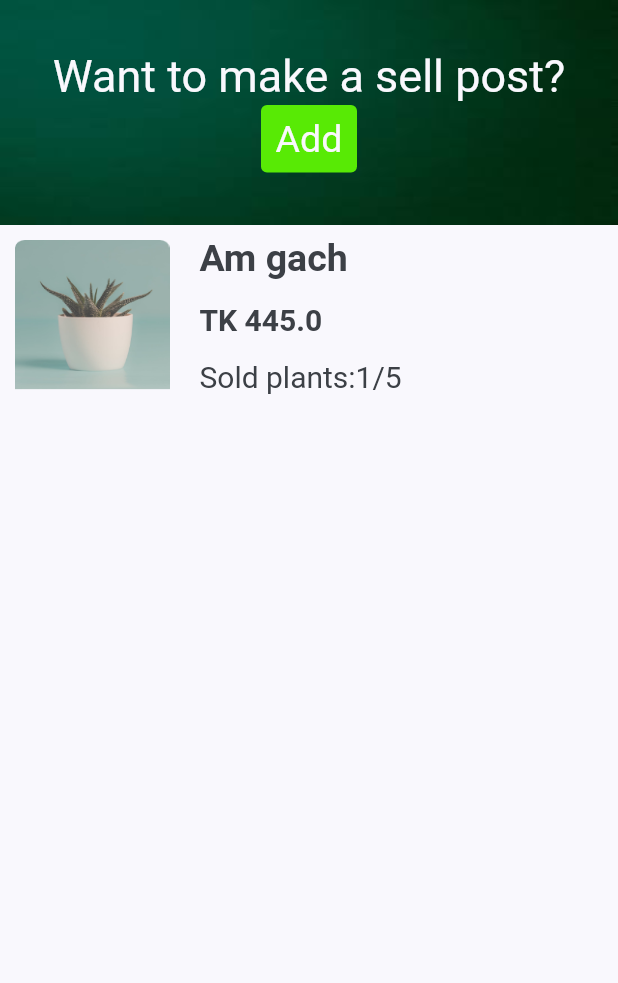
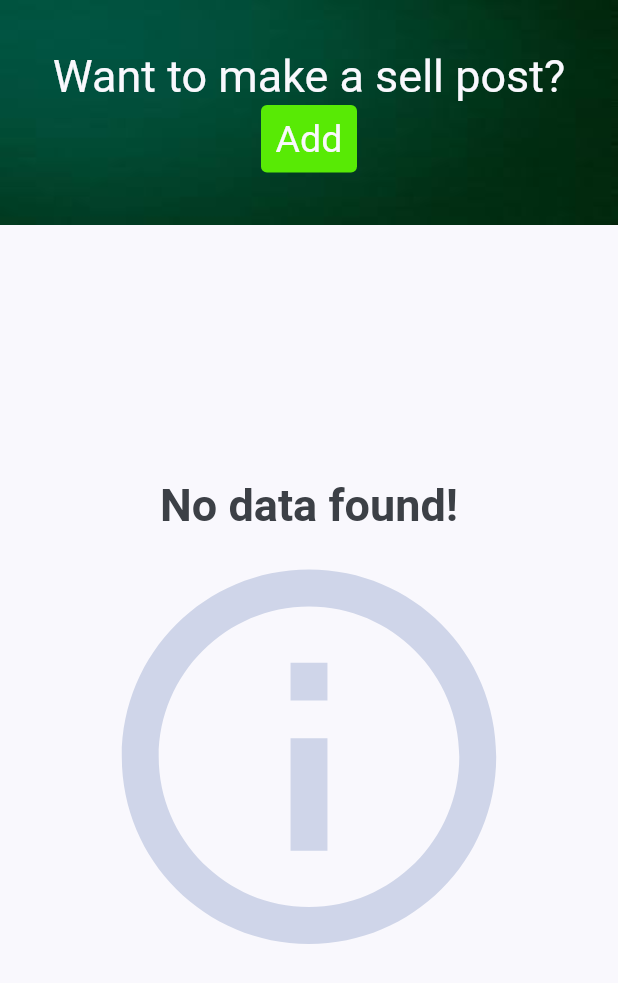
Before and after one commit to Atikur-Rahman26/Plant_Web, a Flutter app: the AddSell screen opened directly, on a phone screen of 412 x 824 dp. Shown: the top 983 px of the screen. Run offline on Flutter 3.47's test engine with Material 2 defaults, Android fonts, the phone set to English and light mode, and no system bars; our stand-ins replace cloud_firestore, firebase_auth, firebase_core, firebase_database, firebase_storage, flutter_spinkit and 3 more; accounts and stored records are empty.

Commit message:
Done working on add sell post and displaying my previous sell posts data

```diff
--- a/lib/screens/sell/add_sell.dart
+++ b/lib/screens/sell/add_sell.dart
@@ -1,7 +1,9 @@
+import 'package:firebase_database/firebase_database.dart';
 import 'package:flutter/material.dart';
 import 'package:plant/constants.dart';
-import 'package:plant/domain/add_sell_post_data.dart';
+import 'package:plant/screens/home/home_screen.dart';
 import 'package:plant/screens/sell/add_sell_post/add_sell_post.dart';
+import 'package:plant/screens/sell/previous_sell_post_widget.dart';
 
 class AddSell extends StatefulWidget {
   const AddSell({super.key});
@@ -14,103 +16,9 @@ class _AddSellState extends State<AddSell> {
   String sellBackgroundImage = "assets/images/green.jpeg";
   bool isThereAnySellPost =
       false; //it's for checking that you have any previous sell post or not
-  List<SellPostsData> previousSellPost = [
-    SellPostsData(
-        plantID: "AtikAmGach07102023",
-        soldPlants: 1,
-        totalPlants: 5,
-        plantName: "Am gach",
-        plantImage: "assets/images/image_1.png",
-        location: "Kararchor",
-        upzilla: "Shibpur",
-        district: "Narsigndi",
-        division: "Dhaka",
-        price: 445,
-        date: "07-10-2023",
-        sellerID: "Atik",
-        sellerName: "Atikur Rahman",
-        note: 'Good to see')
-  ];
-  List<Widget> getPreviousSellPost() {
-    List<Widget> lists = [];
-    for (int i = 0; i < previousSellPost.length; i++) {
-      lists.add(GestureDetector(
-        onTap: () {},
-        child: Row(
-          children: <Widget>[
-            Container(
-              height: 100,
-              width: MediaQuery.of(context).size.width * 0.25,
-              margin: EdgeInsets.only(left: 10, right: 10, top: 5, bottom: 5),
-              child: Image.asset(
-                previousSellPost[i].plantImage!,
-                fit: BoxFit.fill,
-              ),
-            ),
-            const SizedBox(
-              width: 10,
-            ),
-            Expanded(
-              child: Container(
-                height: 120,
-                width: MediaQuery.of(context).size.width * 0.85,
-                child: Column(
-                  mainAxisAlignment: MainAxisAlignment.spaceAround,
-                  crossAxisAlignment: CrossAxisAlignment.start,
-                  children: <Widget>[
-                    previousSellPostTextWidget(
-                        size: 25,
-                        text: previousSellPost[i].plantName,
-                        isThisTk: false),
-                    previousSellPostTextWidget(
-                        size: 20,
-                        text: "${previousSellPost[i].price!}",
-                        isThisTk: true),
-                    Text(
-                      "Sold plants:${previousSellPost[i].soldPlants}/${previousSellPost[i].totalPlants}",
-                      style: const TextStyle(
-                          fontSize: 20,
-                          fontWeight: FontWeight.normal,
-                          color: kTextColor),
-                    )
-                  ],
-                ),
-              ),
-            )
-          ],
-        ),
-      ));
-    }
-    return lists;
-  }
-
-  List<Widget> noSellPostWidget() {
-    List<Widget> lists = [
-      const Center(
-        child: Text(
-          "No data found!",
-          style: TextStyle(
-            color: kTextColor,
-            fontSize: 30,
-            fontWeight: FontWeight.w600,
-          ),
-        ),
-      ),
-      const Icon(
-        Icons.info_outline,
-        size: 300,
-        color: kTextColorGreyType,
-      ),
-    ];
-
-    return lists;
-  }
 
   @override
   Widget build(BuildContext context) {
-    setState(() {
-      isThereAnySellPost = previousSellPost.length == 0 ? false : true;
-    });
     return Scaffold(
       body: Container(
         color: kBackgroundColor,
@@ -155,29 +63,97 @@ class _AddSellState extends State<AddSell> {
               ),
             ),
             Expanded(
-              child: SingleChildScrollView(
-                child: Column(
-                  mainAxisAlignment: isThereAnySellPost
-                      ? MainAxisAlignment.start
-                      : MainAxisAlignment.center,
-                  children: isThereAnySellPost
-                      ? getPreviousSellPost()
-                      : noSellPostWidget(),
-                ),
-              ),
-            )
+                child: StreamBuilder<DatabaseEvent>(
+              stream: FirebaseDatabase.instance
+                  .reference()
+                  .child('ownSellPosts/${HomeScreen.user.userName}')
+                  .onValue,
+              builder: (context, snapshot) {
+                List<PreviousSellPost> previousSellsWidget = [];
+                if (snapshot.hasData) {
+                  DataSnapshot data = snapshot.data!.snapshot;
+
+                  if (data.value != null &&
+                      data.value is Map<Object?, Object?>) {
+                    Map<Object?, Object?> comments =
+                        data.value as Map<Object?, Object?>;
+                    List<Map<Object?, Object?>> previousSellPostsList = [];
+                    comments.forEach((key, value) {
+                      if (value is Map<Object?, Object?>) {
+                        previousSellPostsList.add(value);
+                      }
+                    });
+
+                    for (var previousSellsData in previousSellPostsList) {
+                      final plantName =
+                          previousSellsData['plantName'].toString();
+                      final plantImage =
+                          (previousSellsData['plantImage'].toString());
+                      var soldItem =
+                          int.parse(previousSellsData['soldPlants'].toString());
+                      var price =
+                          double.parse(previousSellsData['price'].toString());
+                      final date = previousSellsData['date'];
+                      final division = previousSellsData['division'].toString();
+                      final district = previousSellsData['district'].toString();
+                      final upzilla = previousSellsData['upzilla'].toString();
+                      final location = previousSellsData['location'].toString();
+                      final plantID = previousSellsData['plantID'].toString();
+                      final sellerID = previousSellsData['sellerID'].toString();
+                      final sellerName =
+                          previousSellsData['sellerName'].toString();
+                      final totalItem = int.parse(
+                          previousSellsData['totalPlants'].toString());
+                      final note = previousSellsData['note'].toString();
+
+                      var cartsWidgetLists = PreviousSellPost(
+                          plantImage: plantImage,
+                          plantName: plantName,
+                          plnatId: plantID,
+                          soldPlant: soldItem,
+                          totalPlant: totalItem,
+                          price: price,
+                          isSoldOut: soldItem == totalItem ? true : false);
+                      previousSellsWidget.add(cartsWidgetLists);
+                    }
+                    return ListView(
+                      reverse: false,
+                      padding: const EdgeInsets.symmetric(
+                          horizontal: 10.0, vertical: 10.0),
+                      children: previousSellsWidget,
+                    );
+                  }
+                }
+                return Container(
+                  height: MediaQuery.of(context).size.height,
+                  width: MediaQuery.of(context).size.width,
+                  child: const Column(
+                    mainAxisAlignment: MainAxisAlignment.center,
+                    crossAxisAlignment: CrossAxisAlignment.center,
+                    children: <Widget>[
+                      const Center(
+                        child: Text(
+                          "No data found!",
+                          style: TextStyle(
+                            color: kTextColor,
+                            fontSize: 30,
+                            fontWeight: FontWeight.w600,
+                          ),
+                        ),
+                      ),
+                      const Icon(
+                        Icons.info_outline,
+                        size: 300,
+                        color: kTextColorGreyType,
+                      ),
+                    ],
+                  ),
+                );
+              },
+            )),
           ],
         ),
       ),
     );
   }
-
-  Widget previousSellPostTextWidget(
-      {String? text, required double size, bool? isThisTk}) {
-    return Text(
-      isThisTk! ? "TK ${text!}" : "${text!}",
-      style: TextStyle(
-          fontSize: size, fontWeight: FontWeight.bold, color: kTextColor),
-    );
-  }
 }
```
Also changed, not shown: lib/data/own_sell_history_data.dart (added, +69 -0 lines), lib/data/plants_data_managing.dart (+5 -18 lines), lib/screens/sell/add_sell_post/add_sell_post.dart (+3 -5 lines), lib/screens/sell/previous_sell_post_widget.dart (added, +98 -0 lines), 1 other file.
